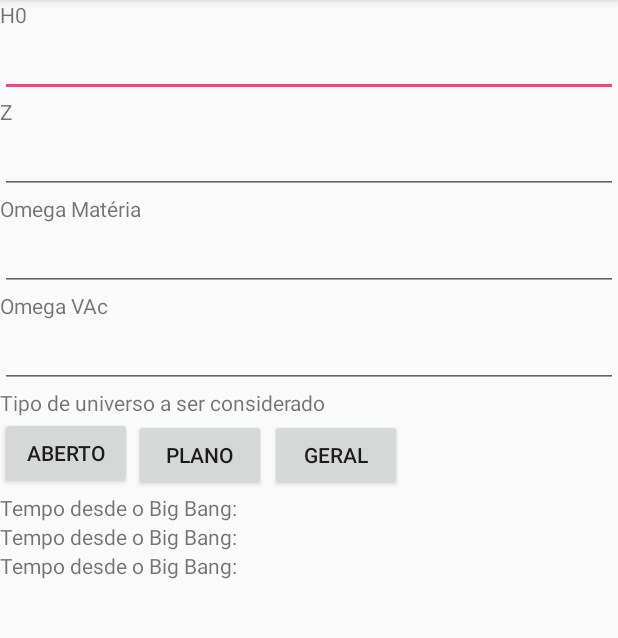
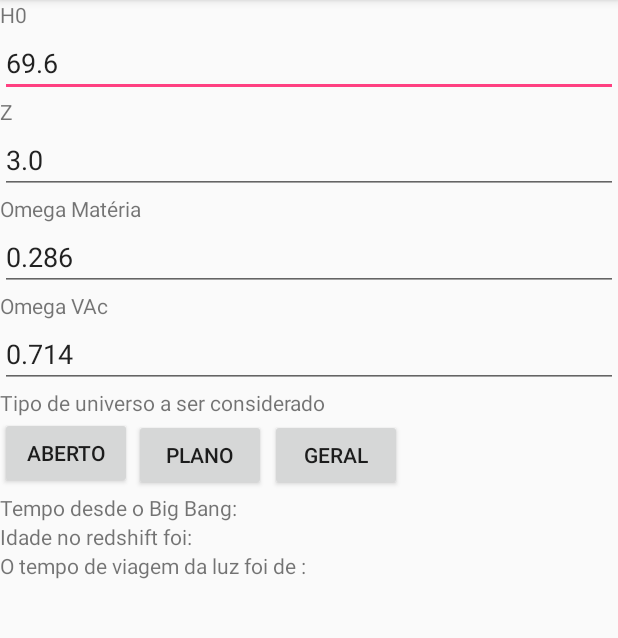
Before and after one commit to raphamendonca/CalculadoraCosmologica, an Android app: the screen it shows after launch (CalculadoraActivity), on a phone screen of 412 x 824 dp, the part 84-722 px from its top. Run offline under Robolectric (Android 15) with nearby library versions, the phone set to English and light mode, and no system bars.

Commit message:
Mapeando comportamento de tela com as funções e exibindo os resultados na tela.

```diff
--- a/CalculadoraCosmologica/app/src/main/AndroidManifest.xml
+++ b/CalculadoraCosmologica/app/src/main/AndroidManifest.xml
@@ -5,6 +5,7 @@
     <application
         android:allowBackup="true"
         android:icon="@mipmap/ic_launcher"
+
         android:label="@string/app_name"
         android:roundIcon="@mipmap/ic_launcher_round"
         android:supportsRtl="true"
--- a/CalculadoraCosmologica/app/src/main/java/com/github/rhapsody/calculadoracosmologica/Calculadora.java
+++ b/CalculadoraCosmologica/app/src/main/java/com/github/rhapsody/calculadoracosmologica/Calculadora.java
@@ -100,7 +100,6 @@ public class Calculadora {
             y = ratio * DCMR;
             return y;
         }
-        ;
         y = x * x;
         // statement below fixed 13-Aug-03 to correct sign error in expansion
         if (WK < 0) {
@@ -125,7 +124,6 @@ public class Calculadora {
             y = ratio * DCMR * DCMR * DCMR / 3;
             return y;
         }
-        ;
         y = x * x;
         // statement below fixed 13-Aug-03 to correct sign error in expansion
         if (WK < 0) {
@@ -151,7 +149,6 @@ public class Calculadora {
             double adot = Math.sqrt(WK + (WM / a) + (WR / (a * a)) + (WV * a * a));
             age = age + 1 / adot;
         }
-        ;
 
         double zage = az * age / n;
         // correction for annihilations of particles not present now like e+/e-
@@ -263,6 +260,9 @@ public class Calculadora {
 
     public void doFlat(double tH0, double tWM, double tz) {
         setValues(tH0, tWM, 1.0 - tWM - 0.4165 / (tH0 * tH0), tz);
+
+
+
     }
 
     public void doGeneral(double tH0, double tWM, double tWV, double tz) {
--- a/CalculadoraCosmologica/app/src/main/java/com/github/rhapsody/calculadoracosmologica/CalculadoraActivity.java
+++ b/CalculadoraCosmologica/app/src/main/java/com/github/rhapsody/calculadoracosmologica/CalculadoraActivity.java
@@ -2,26 +2,82 @@ package com.github.rhapsody.calculadoracosmologica;
 
 import android.support.v7.app.AppCompatActivity;
 import android.os.Bundle;
+import android.view.View;
+import android.widget.Button;
+import android.widget.EditText;
+import android.widget.TextView;
 
 public class CalculadoraActivity extends AppCompatActivity {
+
+    Calculadora calc;
 
     private double tH0 = 69.6;
     private double tz = 3;
     private double tWM = 0.286;
     private double tWV = 0.714;
 
+    EditText iH0,iZ, iWM, itWV;
+    TextView bigBangeAge, redshiftAge, lightTravelTime, comovingRadial, comovingVolume, bigBangeAn;
+
     @Override
     protected void onCreate(Bundle savedInstanceState) {
         super.onCreate(savedInstanceState);
         setContentView(R.layout.activity_calculadora);
 
+        iH0 = (EditText) findViewById(R.id.inputH0);
+        iH0.setText(String.valueOf(tH0));
+
+        iZ = (EditText) findViewById(R.id.inputZ);
+        iZ.setText(String.valueOf(tz));
+
+        iWM = (EditText) findViewById(R.id.inputOmegaM);
+        iWM.setText(String.valueOf(tWM));
+
+        itWV = (EditText) findViewById(R.id.inputOmegaV);
+        itWV.setText(String.valueOf(tWV));
+
+        calc = new Calculadora();
+
+        Button btOpen =  (Button) findViewById(R.id.calcOpen);
+        Button btFlat =  (Button) findViewById(R.id.calcFlat);
+        Button btGeneral =  (Button) findViewById(R.id.calcGeneral);
+
+        btOpen.setOnClickListener(new View.OnClickListener() {
+            @Override
+            public void onClick(View v) {
+                calc.doOpen(Double.parseDouble(iH0.getText().toString()), Double.parseDouble(iWM.getText().toString()), Double.parseDouble(iZ.getText().toString()));
+                recarregaDados();
+            }
+        });
+        btFlat.setOnClickListener(new View.OnClickListener() {
+            @Override
+            public void onClick(View v) {
+                calc.doFlat(Double.parseDouble(iH0.getText().toString()), Double.parseDouble(iWM.getText().toString()), Double.parseDouble(iZ.getText().toString()));
+                recarregaDados();
+            }
+        });
+        btGeneral.setOnClickListener(new View.OnClickListener() {
+            @Override
+            public void onClick(View v) {
+                calc.doGeneral(Double.parseDouble(iH0.getText().toString()), Double.parseDouble(iWM.getText().toString()), Double.parseDouble(itWV.getText().toString()), Double.parseDouble(iZ.getText().toString()));
+                recarregaDados();
+            }
+        });
+
+        bigBangeAge = (TextView) findViewById(R.id.bigBangAge);
+        redshiftAge = (TextView) findViewById(R.id.redshiftAge);
+        lightTravelTime = (TextView) findViewById(R.id.lightTravelTime);
+        //final TextView comovingRadial = (TextView) findViewById(R.id.bigBangAge);
+        //final TextView comovingVolume = (TextView) findViewById(R.id.bigBangAge);
+        //final TextView bigBangeAnge = (TextView) findViewById(R.id.bigBangAge);
 
     }
 
-    //calc.doOpen(tH0, tWM, tz);
-    //calc.doFlat(tH0, tWM, tz);
-    //calc.doGeneral(tH0, tWM, tWV, tz);
-
+    private void recarregaDados(){
+        bigBangeAge.setText(calc.stround(calc.age_Gyr, 3));
+        redshiftAge.setText(calc.stround(calc.zage_Gyr, 3) + calc.tunit );
+        lightTravelTime.setText(calc.stround(calc.DTT_Gyr, 3));
+    }
 
 
 }
--- a/CalculadoraCosmologica/app/src/main/res/layout/activity_calculadora.xml
+++ b/CalculadoraCosmologica/app/src/main/res/layout/activity_calculadora.xml
@@ -9,8 +9,8 @@
     <ScrollView
         android:layout_width="match_parent"
         android:layout_height="match_parent"
-        tools:layout_editor_absoluteY="8dp"
-        tools:layout_editor_absoluteX="8dp">
+        tools:layout_editor_absoluteX="8dp"
+        tools:layout_editor_absoluteY="8dp">
 
         <LinearLayout
             android:layout_width="match_parent"
@@ -20,55 +20,49 @@
             tools:layout_editor_absoluteY="8dp">
 
             <TextView
-                android:id="@+id/textView"
                 android:layout_width="match_parent"
                 android:layout_height="wrap_content"
                 android:text="H0" />
 
             <EditText
-                android:id="@+id/editText"
+                android:id="@+id/inputH0"
                 android:layout_width="match_parent"
                 android:layout_height="wrap_content"
                 android:text="" />
 
             <TextView
-                android:id="@+id/textView2"
                 android:layout_width="match_parent"
                 android:layout_height="wrap_content"
                 android:text="Z" />
 
             <EditText
-                android:id="@+id/editText2"
+                android:id="@+id/inputZ"
                 android:layout_width="match_parent"
                 android:layout_height="wrap_content"
                 android:text="" />
 
             <TextView
-                android:id="@+id/textView3"
                 android:layout_width="match_parent"
                 android:layout_height="wrap_content"
                 android:text="Omega Matéria" />
 
             <EditText
-                android:id="@+id/editText3"
+                android:id="@+id/inputOmegaM"
                 android:layout_width="match_parent"
                 android:layout_height="wrap_content" />
 
-
             <TextView
-                android:id="@+id/textView4"
                 android:layout_width="match_parent"
                 android:layout_height="wrap_content"
                 android:text="Omega VAc" />
 
             <EditText
-                android:id="@+id/editText4"
+                android:id="@+id/inputOmegaV"
                 android:layout_width="match_parent"
                 android:layout_height="wrap_content"
                 android:text="" />
 
             <TextView
-                android:id="@+id/textView5"
                 android:layout_width="match_parent"
                 android:layout_height="wrap_content"
                 android:text="Tipo de universo a ser considerado" />
@@ -99,19 +93,61 @@
                     android:text="Geral" />
 
             </LinearLayout>
-<!-- ////////////////////////////////////////////////////////////////////////////// -->
-            <TextView android:id="@+id/textView5"
-                android:layout_width="match_parent" android:layout_height="wrap_content"
-                android:text="Tempo desde o Big Bang:" />
+            <!-- ////////////////////////////////////////////////////////////////////////////// -->
+            <!--  Big Bang Age  -->
+            <LinearLayout
+                android:layout_width="match_parent"
+                android:layout_height="match_parent"
+                android:orientation="horizontal">
 
-            <TextView android:id="@+id/textView5"
-                android:layout_width="match_parent" android:layout_height="wrap_content"
-                android:text="Tempo desde o Big Bang:" />
+                <TextView
+                    android:id="@+id/resp1"
+                    android:layout_width="wrap_content"
+                    android:layout_height="wrap_content"
+                    android:text="Tempo desde o Big Bang: " />
 
-            <TextView android:id="@+id/textView5"
-                android:layout_width="match_parent" android:layout_height="wrap_content"
-                android:text="Tempo desde o Big Bang:" />
 
+                <TextView
+                    android:id="@+id/bigBangAge"
+                    android:layout_width="wrap_content"
+                    android:layout_height="wrap_content" />
+
+            </LinearLayout>
+
+            <!-- Redshift Age -->
+            <LinearLayout
+                android:layout_width="match_parent"
+                android:layout_height="match_parent"
+                android:orientation="horizontal">
+
+                <TextView
+                    android:id="@+id/resp2"
+                    android:layout_width="wrap_content"
+                    android:layout_height="wrap_content"
+                    android:text="Idade no redshift foi: " />
+
+                <TextView
+                    android:id="@+id/redshiftAge"
+                    android:layout_width="wrap_content"
+                    android:layout_height="wrap_content" />
+            </LinearLayout>
+            <!-- Light Time Travel-->
+            <LinearLayout
+                android:layout_width="match_parent"
+                android:layout_height="match_parent"
+                android:orientation="horizontal">
+
+                <TextView
+                    android:id="@+id/resp3"
+                    android:layout_width="wrap_content"
+                    android:layout_height="wrap_content"
+                    android:text="O tempo de viagem da luz foi de :" />
+
+                <TextView
+                    android:id="@+id/lightTravelTime"
+                    android:layout_width="wrap_content"
+                    android:layout_height="wrap_content" />
+            </LinearLayout>
 
         </LinearLayout>
     </ScrollView>
```
